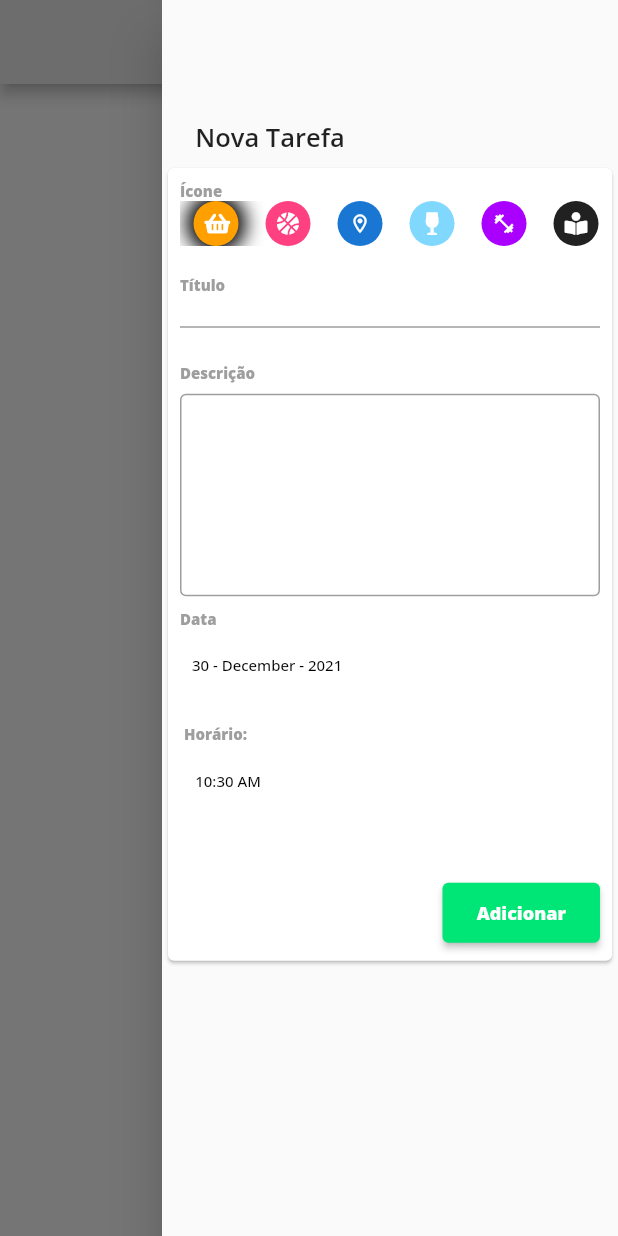
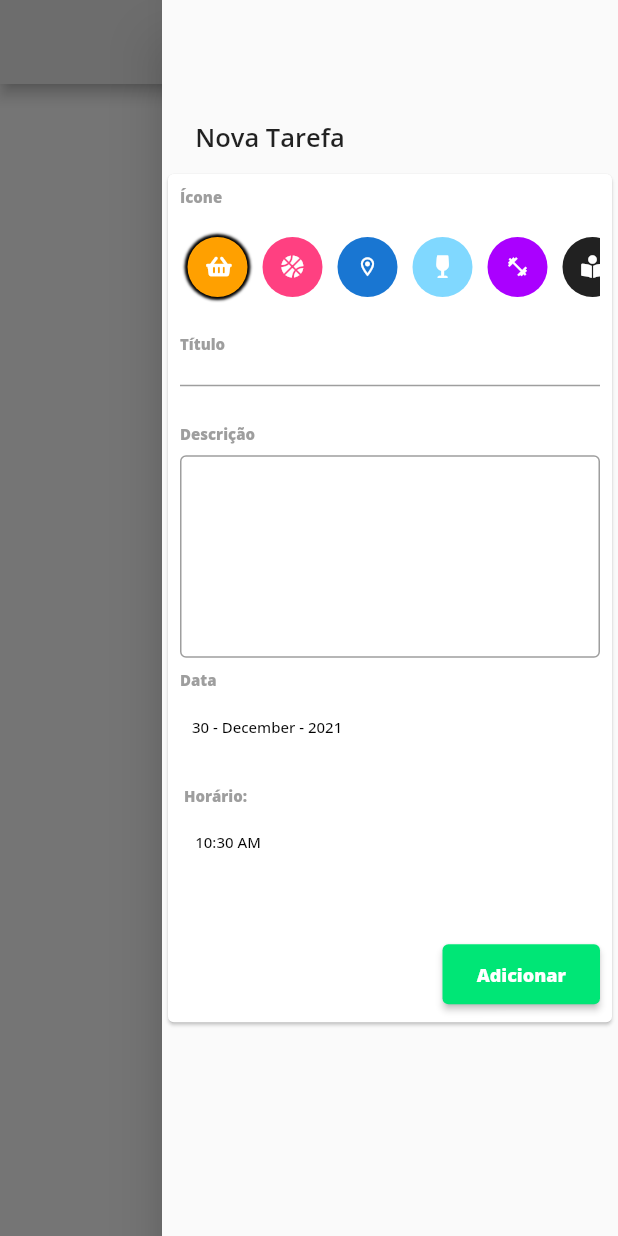
Before and after one commit to heloeng/Diario_De_Tarefas, a Flutter app: the screen it shows after launch, with the side drawer open, on a phone screen of 412 x 824 dp. Run offline on Flutter 3.47's test engine with Material 2 defaults, Android fonts, the phone set to English and light mode, and no system bars; our stand-ins replace font_awesome_flutter, google_fonts.

Commit message:
changing avatar edge

```diff
--- a/lib/src/ui/components/to_do_list_component.dart
+++ b/lib/src/ui/components/to_do_list_component.dart
@@ -47,10 +47,10 @@ class _ToDoListComponentState extends State<ToDoListComponent> {
                     child: Card(
                       elevation: 10,
                       margin: const EdgeInsets.symmetric(
-                        vertical: 15,
+                        vertical: 12,
                         horizontal: 25,
                       ),
-                      child: Container(
+                      child: SizedBox(
                         width: screenWidth * 0.95,
                         child: Row(
                           crossAxisAlignment: CrossAxisAlignment.center,
--- a/lib/src/ui/components/todo_list_form_component.dart
+++ b/lib/src/ui/components/todo_list_form_component.dart
@@ -72,6 +72,7 @@ class _ToDoListFormComponent extends State<ToDoListFormComponent> {
     return Card(
       child: Padding(
         padding: const EdgeInsets.all(8.0),
+
         child: Column(
           crossAxisAlignment: CrossAxisAlignment.start,
           children: [
@@ -83,6 +84,9 @@ class _ToDoListFormComponent extends State<ToDoListFormComponent> {
                 color: Colors.grey,
               ),
               textAlign: TextAlign.right,
+            ),
+              const SizedBox(
+              height: 15,
             ),
 
             // AvatarListWidget(),
@@ -100,7 +104,7 @@ class _ToDoListFormComponent extends State<ToDoListFormComponent> {
             ),
 
             const SizedBox(
-              height: 23,
+              height: 25,
             ),
             Text(
               'Descrição',
@@ -260,22 +264,22 @@ class _ToDoListFormComponent extends State<ToDoListFormComponent> {
 
   listAvatar() {
     return SizedBox(
-      height: 30,
+      height: 50,
       width: MediaQuery.of(context).size.width,
       child: ListView.builder(
         scrollDirection: Axis.horizontal,
         itemCount: _avatarList.length,
         itemBuilder: (_, index) => Padding(
-            padding: const EdgeInsets.symmetric(horizontal: 4),
+            padding: const EdgeInsets.symmetric(horizontal: 5),
             child: Container(
               decoration: BoxDecoration(
                 shape: BoxShape.circle,
                 boxShadow: selectIndex == index
                     ? [
                         const BoxShadow(
-                            blurRadius: 10,
-                            color: Colors.black,
-                            spreadRadius: 5)
+                            blurRadius: 0.8,
+                            color: Color(0xFF000000),
+                            spreadRadius: 2)
                       ]
                     : null,
               ),
--- a/lib/src/ui/pages/home_page.dart
+++ b/lib/src/ui/pages/home_page.dart
@@ -46,7 +46,7 @@ class _MyHomePageState extends State<MyHomePage> {
                 ),
               ),
               Padding(
-                padding: const EdgeInsets.only(top: 5.0,),
+                padding: const EdgeInsets.only(top: 9.0,),
                 child: ToDoListFormComponent(_addToDoList),
               )
             ],
```
